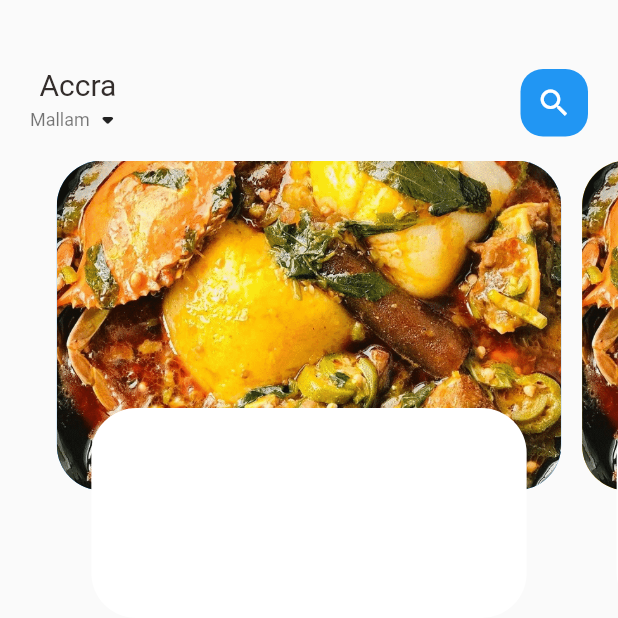
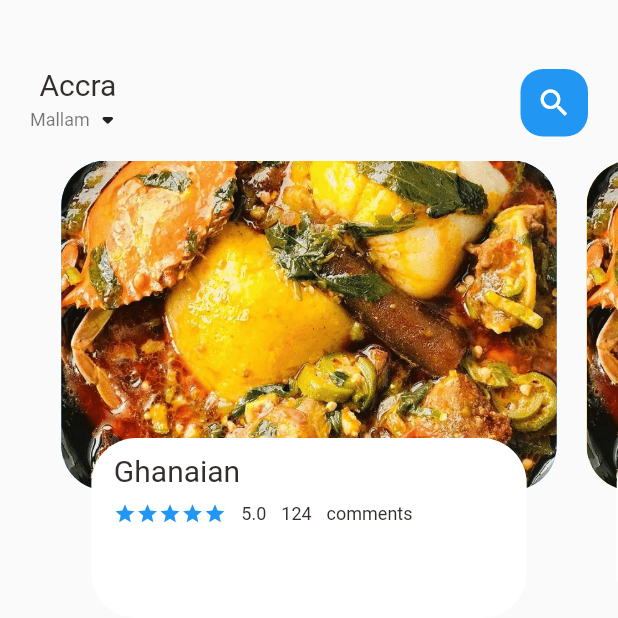
Before and after one commit to devKoj/eshop_flutter, a Flutter app: the screen it shows after launch, on a phone screen of 412 x 824 dp, the top half of it. Run offline on Flutter 3.47's test engine with Material 2 defaults, Android fonts, the phone set to English and light mode, and no system bars.

Commit message:
Second commit

```diff
--- a/lib/home/food_page_body.dart
+++ b/lib/home/food_page_body.dart
@@ -1,3 +1,5 @@
+import 'package:eshop/widgets/big_text.dart';
+import 'package:eshop/widgets/small_text.dart';
 import 'package:flutter/material.dart';
 
 class FoodPageBody extends StatefulWidget {
@@ -29,7 +31,7 @@ class _FoodPageBodyState extends State<FoodPageBody> {
         Container(
 
     height: 220,
-    margin: EdgeInsets.only(left: 7, right: 7),
+    margin: EdgeInsets.only(left: 10, right: 10),
     decoration: BoxDecoration(
       color: index.isEven?Colors.blue:Colors.amber,
       borderRadius: BorderRadius.circular(30),
@@ -45,12 +47,38 @@ class _FoodPageBodyState extends State<FoodPageBody> {
       alignment: Alignment.bottomCenter,
       child: Container(
 
-    height: 140,
+    height: 120,
     margin: EdgeInsets.only(left: 30, right: 30, bottom: 15),
     decoration: BoxDecoration(
       color: Colors.white,
       borderRadius: BorderRadius.circular(30),
 
+    ),
+    child: Container(
+      padding: EdgeInsets.only(top: 10, left: 15, right: 15),
+      child: Column(
+        crossAxisAlignment: CrossAxisAlignment.start,
+        children: [
+        BigText(text: "Ghanaian"),
+        SizedBox(height: 10,),
+        Row(
+          children: [
+            Wrap(
+              children: List.generate(5, (index) => Icon(Icons.star, color: Colors.blue , size: 15,)),
+            ),
+            SizedBox(width: 10,),
+            SmallText(text: "5.0"),
+            SizedBox(width: 10,),
+            SmallText(text: "124"),
+            SizedBox(width: 10,),
+            SmallText(text: "comments")
+          ],
+        ),
+        SizedBox(height: 20,),
+        Row(children: [
+
+        ],)
+      ]),
     ),
     ),
     )
```
Also changed, not shown: lib/widgets/icon_and_text_widget.dart (added, +20 -0 lines).
